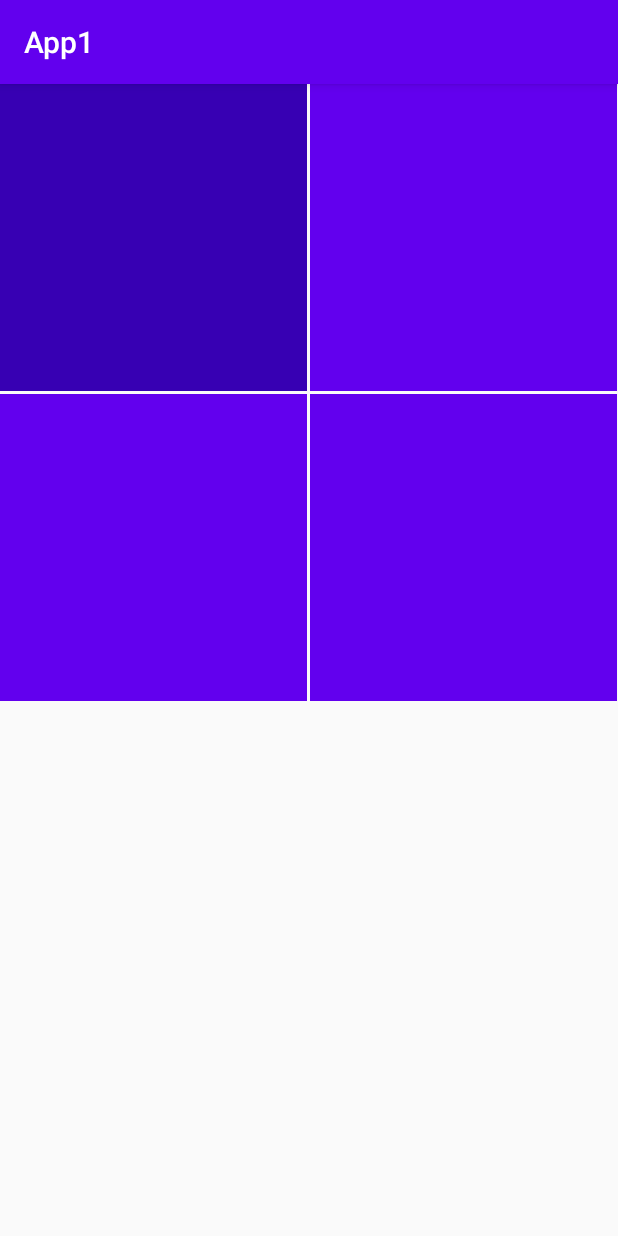
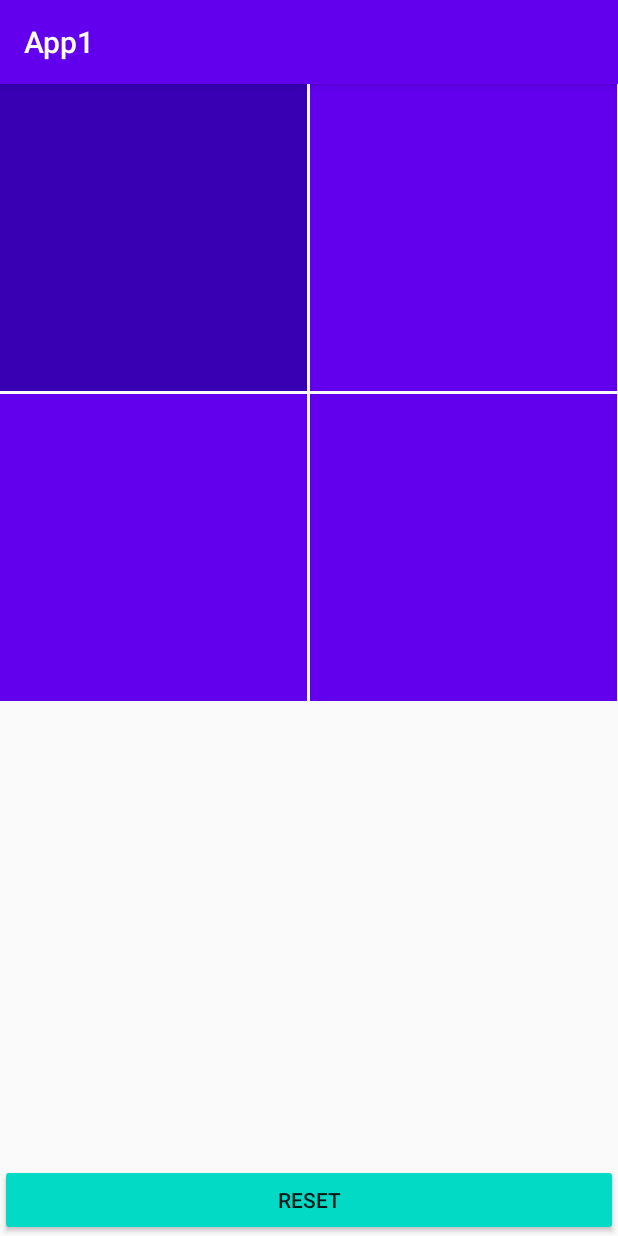
Before and after one commit to kim-iths/App1, an Android app: the screen it shows after launch (MainActivity), after a tap on an icon or button, on a phone screen of 412 x 824 dp. Run offline under Robolectric (Android 15) with nearby library versions, the phone set to English and light mode, and no system bars.

Commit message:
moved some code to functions, added reset function, added game over toast

```diff
--- a/app/src/main/java/com/example/app1/MainActivity.kt
+++ b/app/src/main/java/com/example/app1/MainActivity.kt
@@ -18,57 +18,64 @@ class MainActivity : AppCompatActivity() {
     lateinit var adapter: ButtonAdapter
     var amountToAdd = 3
     var random = 0
-    var round = 1
+    var round = 1;
+
     lateinit var buttonList: MutableList<ColorButton>
 
     override fun onCreate(savedInstanceState: Bundle?) {
         super.onCreate(savedInstanceState)
         setContentView(R.layout.activity_main)
 
+
         buttonList = mutableListOf()
         buttonList.add(ColorButton(R.color.colorPrimaryDark))
 
         grid = findViewById(R.id.grid)
+        val resetButton = findViewById<Button>(R.id.buttonReset)
         adapter = ButtonAdapter(this, buttonList)
         grid.adapter = adapter
 
-        //Log.e("!!!", "${buttonList.size}")
+        resetButton.setOnClickListener {
+            reset()
+        }
 
         grid.setOnItemClickListener { adapterView, view, i, l ->
 
-            Log.e("!!!", "$i")
-            ++grid.numColumns
-            for(j in 1..amountToAdd){
-                buttonList.add(ColorButton(R.color.colorPrimary))
+            if(i == random){
+                Log.e("!!!", "$i")
+                ++grid.numColumns
+                round += 1
+                nextRound(round)
+            }else{
+                Toast.makeText(this, getString(R.string.toast_game_over), Toast.LENGTH_SHORT).show()
+                reset()
             }
-            //nextRound((amountToAdd-1)*(amountToAdd-1))
-            //buttonList[random].color = R.color.colorPrimaryDark
+        }
+    }
 
-            round += 1
-            buttonList[random].color = R.color.colorPrimary
-            nextRound(round)
-            adapter.notifyDataSetChanged()
-            amountToAdd += 2
+    fun nextRound(count: Int) {
+        buttonList[random].color = R.color.colorPrimary
+
+        for (i in 1..amountToAdd) {
+            buttonList.add(ColorButton(R.color.colorPrimary))
         }
 
+        random = Random.nextInt(0, (count) * (count))
+        Log.e("!!!", "count: $count, random: $random")
+        buttonList[random].color = R.color.colorPrimaryDark
+        adapter.notifyDataSetChanged()
+        amountToAdd += 2
     }
 
-    fun nextRound(count: Int){
-        random = Random.nextInt(0,(count) * (count))
-        Log.e("!!!", "count: $count, random: $random")
-        buttonList[random].color = R.color.colorPrimaryDark
-
-        //for(i in 0..count-1){
+    fun reset(){
+        grid.numColumns = 1
+        round = 1
+        amountToAdd = 3
+        random = 0
+        for(i in 0 until buttonList.size-1)buttonList.removeLast()
+        buttonList[0].color = R.color.colorPrimaryDark
+    }
+}
 
 
-            //buttonList.add(ColorButton(R.color.colorPrimary))
-            //grid.getChildAt(i).setBackgroundColor(resources.getColor(R.color.colorPrimaryDark))
-        //}
-
-        //grid.getChildAt(random).setBackgroundColor(resources.getColor(R.color.colorPrimaryDark))
-
-        //grid.getChildAt(random).setOnClickListener {
-            //makeButtons(count+2)
-        //}
-    }
-}
+//TODO("In harder difficulties, make the correct button change place after a certain amount of time")
--- a/app/src/main/res/layout/activity_main.xml
+++ b/app/src/main/res/layout/activity_main.xml
@@ -1,5 +1,5 @@
 <?xml version="1.0" encoding="utf-8"?>
-<LinearLayout
+<RelativeLayout
     xmlns:android="http://schemas.android.com/apk/res/android"
     xmlns:app="http://schemas.android.com/apk/res-auto"
     xmlns:tools="http://schemas.android.com/tools"
@@ -18,6 +18,13 @@
         android:orientation="vertical"
         android:id="@+id/grid"
         android:layout_width="match_parent"
-        android:layout_height="match_parent"/>
+        android:layout_height="wrap_content"/>
+    <Button
+        android:id="@+id/buttonReset"
+        android:backgroundTint="@color/colorAccent"
+        android:layout_alignParentBottom="true"
+        android:text="reset"
+        android:layout_width="match_parent"
+        android:layout_height="wrap_content"/>
 
-</LinearLayout>
+</RelativeLayout>
--- a/app/src/main/res/values/strings.xml
+++ b/app/src/main/res/values/strings.xml
@@ -1,3 +1,4 @@
 <resources>
     <string name="app_name">App1</string>
+    <string name="toast_game_over">Game over!</string>
 </resources>
```
